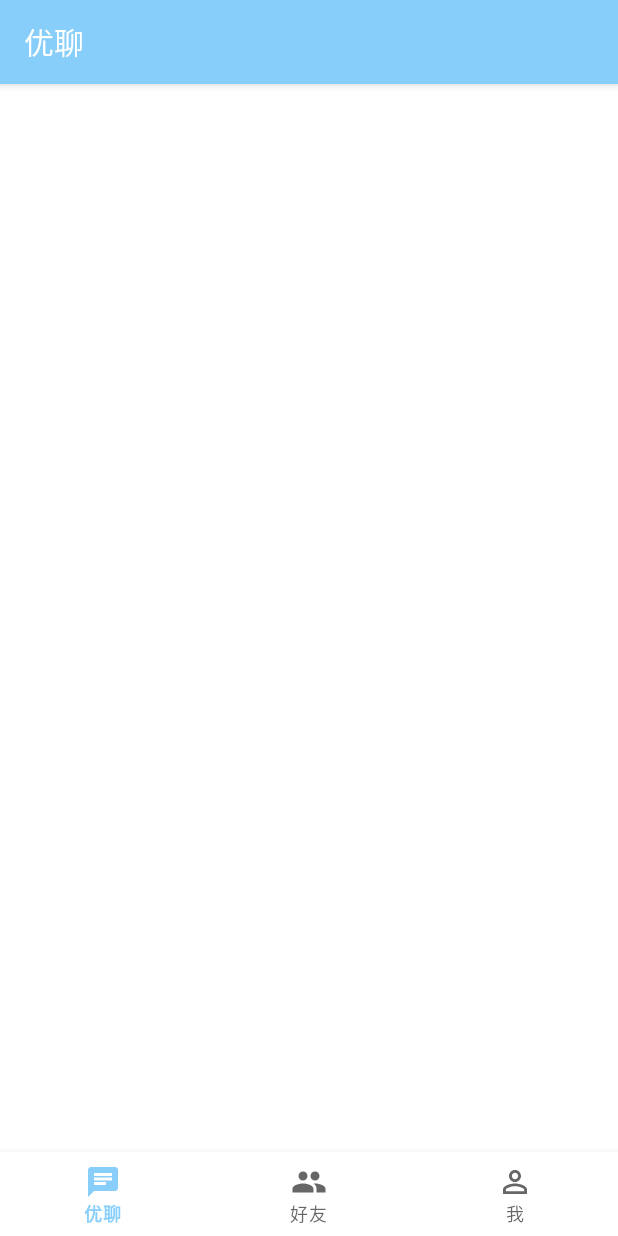
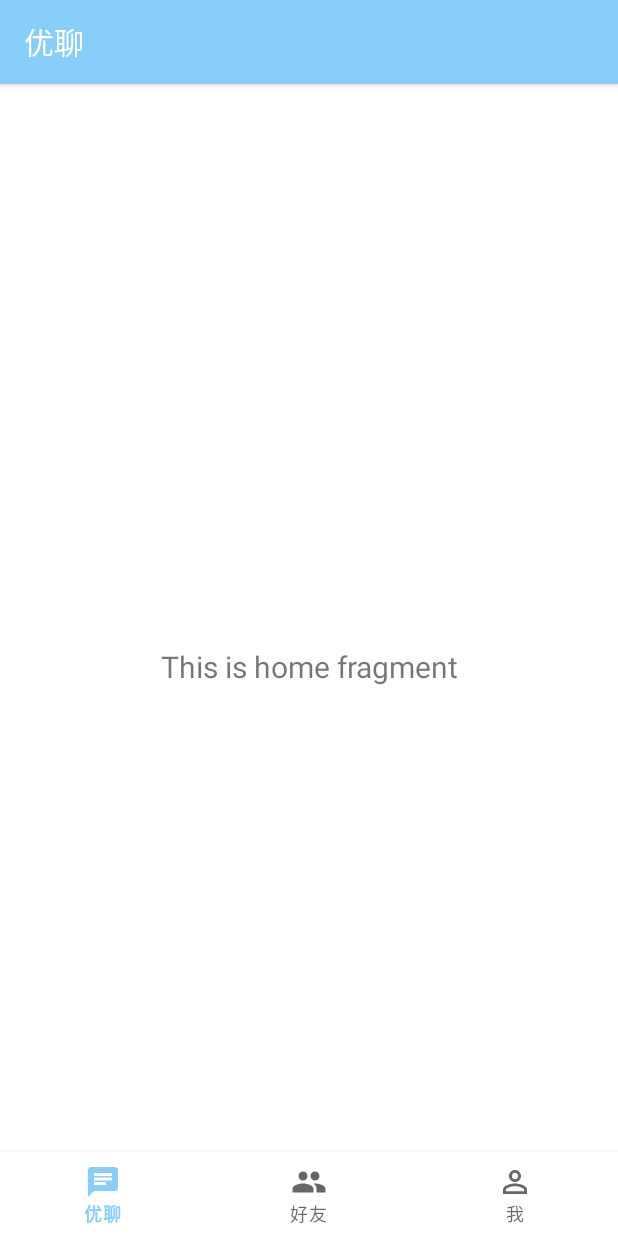
Before and after one commit to Maxwell-L/YouChat, an Android app: the screen it shows after launch (MainActivity), on a phone screen of 412 x 824 dp. Run offline under Robolectric (Android 15) with nearby library versions, the phone set to English and light mode, and no system bars.

Commit message:
Add Home View Model

```diff
--- a/app/build.gradle
+++ b/app/build.gradle
@@ -33,6 +33,9 @@ dependencies {
     implementation 'androidx.appcompat:appcompat:1.2.0'
     implementation 'com.google.android.material:material:1.2.1'
     implementation 'androidx.constraintlayout:constraintlayout:2.0.3'
+    implementation 'androidx.navigation:navigation-fragment:2.3.1'
+    implementation 'androidx.navigation:navigation-ui:2.3.1'
+    implementation 'org.jetbrains:annotations:15.0'
     testImplementation 'junit:junit:4.+'
     androidTestImplementation 'androidx.test.ext:junit:1.1.2'
     androidTestImplementation 'androidx.test.espresso:espresso-core:3.3.0'
--- a/app/src/main/java/com/maxwell/youchat/ui/home/HomeFragment.java
+++ b/app/src/main/java/com/maxwell/youchat/ui/home/HomeFragment.java
@@ -1,7 +1,34 @@
 package com.maxwell.youchat.ui.home;
 
+import android.os.Bundle;
+import android.view.LayoutInflater;
+import android.view.View;
+import android.view.ViewGroup;
+import android.widget.TextView;
+
+import androidx.annotation.NonNull;
 import androidx.fragment.app.Fragment;
+import androidx.lifecycle.Observer;
+import androidx.lifecycle.ViewModelProvider;
+
+import com.maxwell.youchat.R;
+
 
 public class HomeFragment extends Fragment {
 
+    private HomeViewModel homeViewModel;
+
+    public View onCreateView(@NonNull LayoutInflater inflater,
+                             ViewGroup container, Bundle savedInstanceState) {
+        homeViewModel = new ViewModelProvider(this).get(HomeViewModel.class);
+        View root = inflater.inflate(R.layout.fragment_home, container, false);
+        final TextView textView = root.findViewById(R.id.text_home);
+        homeViewModel.getText().observe(getViewLifecycleOwner(), new Observer<String>() {
+            @Override
+            public void onChanged(String s) {
+                textView.setText(s);
+            }
+        });
+        return root;
+    }
 }
--- /dev/null
+++ b/app/src/main/java/com/maxwell/youchat/ui/home/HomeViewModel.java
@@ -0,0 +1,19 @@
+package com.maxwell.youchat.ui.home;
+
+import androidx.lifecycle.LiveData;
+import androidx.lifecycle.MutableLiveData;
+import androidx.lifecycle.ViewModel;
+
+public class HomeViewModel extends ViewModel {
+
+    private MutableLiveData<String> mutableLiveData;
+
+    public HomeViewModel() {
+        mutableLiveData = new MutableLiveData<>();
+        mutableLiveData.setValue("This is home fragment");
+    }
+
+    public LiveData<String> getText() {
+        return mutableLiveData;
+    }
+}
--- a/app/src/main/res/layout/activity_main.xml
+++ b/app/src/main/res/layout/activity_main.xml
@@ -18,4 +18,16 @@
         app:layout_constraintRight_toRightOf="parent"
         app:menu="@menu/bottom_nav_menu" />
 
+    <fragment
+        android:id="@+id/nav_host_fragment"
+        android:name="androidx.navigation.fragment.NavHostFragment"
+        android:layout_width="match_parent"
+        android:layout_height="match_parent"
+        app:defaultNavHost="true"
+        app:layout_constraintBottom_toTopOf="@id/nav_view"
+        app:layout_constraintLeft_toLeftOf="parent"
+        app:layout_constraintRight_toRightOf="parent"
+        app:layout_constraintTop_toTopOf="parent"
+        app:navGraph="@navigation/mobile_navigation" />
+
 </androidx.constraintlayout.widget.ConstraintLayout>
--- a/app/src/main/res/layout/fragment_home.xml
+++ b/app/src/main/res/layout/fragment_home.xml
@@ -6,4 +6,18 @@
     android:layout_height="match_parent"
     tools:context=".ui.home.HomeFragment">
 
+    <TextView
+        android:id="@+id/text_home"
+        android:layout_width="match_parent"
+        android:layout_height="wrap_content"
+        android:layout_marginStart="8dp"
+        android:layout_marginTop="8dp"
+        android:layout_marginEnd="8dp"
+        android:textAlignment="center"
+        android:textSize="20sp"
+        app:layout_constraintBottom_toBottomOf="parent"
+        app:layout_constraintEnd_toEndOf="parent"
+        app:layout_constraintStart_toStartOf="parent"
+        app:layout_constraintTop_toTopOf="parent" />
+
 </androidx.constraintlayout.widget.ConstraintLayout>
--- a/app/src/main/res/menu/bottom_nav_menu.xml
+++ b/app/src/main/res/menu/bottom_nav_menu.xml
@@ -13,7 +13,7 @@
         android:title="@string/title_friend" />
 
     <item
-        android:id="@+id/navigation_personal_center"
+        android:id="@+id/navigation_me"
         android:icon="@drawable/ic_me_24dp"
         android:title="@string/title_me" />
 
--- /dev/null
+++ b/app/src/main/res/navigation/mobile_navigation.xml
@@ -0,0 +1,26 @@
+<?xml version="1.0" encoding="utf-8"?>
+<navigation xmlns:android="http://schemas.android.com/apk/res/android"
+    xmlns:app="http://schemas.android.com/apk/res-auto"
+    xmlns:tools="http://schemas.android.com/tools"
+    android:id="@+id/mobile_navigation"
+    app:startDestination="@+id/navigation_home">
+
+    <fragment
+        android:id="@+id/navigation_home"
+        android:name="com.maxwell.youchat.ui.home.HomeFragment"
+        android:label="@string/title_home"
+        tools:layout="@layout/fragment_home" />
+
+    <fragment
+        android:id="@+id/navigation_friends"
+        android:name="com.maxwell.youchat.ui.friends.FriendsFragment"
+        android:label="@string/title_friend"
+        tools:layout="@layout/fragment_friends" />
+
+    <fragment
+        android:id="@+id/navigation_me"
+        android:name="com.maxwell.youchat.ui.me.MeFragment"
+        android:label="@string/title_me"
+        tools:layout="@layout/fragment_me" />
+
+</navigation>
```
